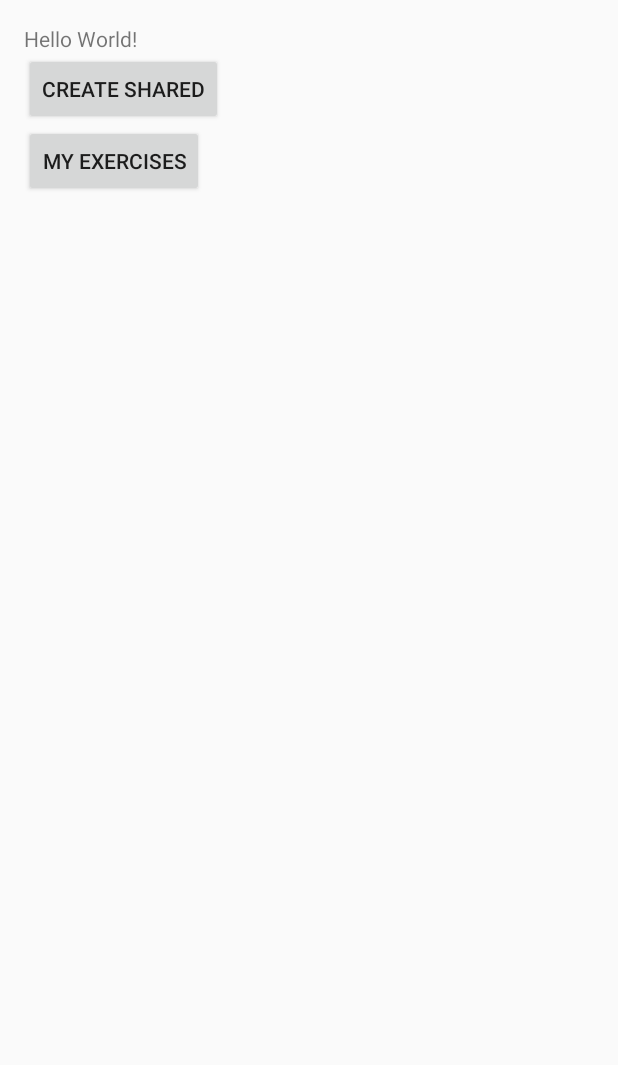
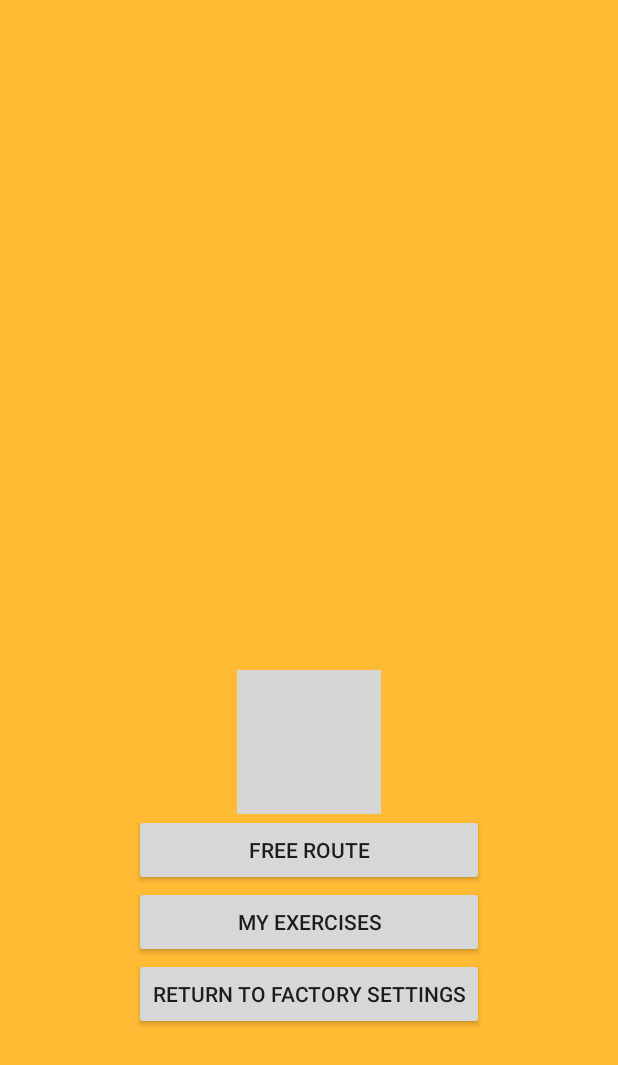
Before and after one commit to asiron/cor-sanum, an Android app: the screen it shows after launch (LoginActivity), on a phone screen of 412 x 824 dp. Shown: the top 1065 px of the screen. Run offline under Robolectric (Android 15) with nearby library versions, the phone set to English and light mode, and no system bars; grey boxes are pictures that could not be loaded.

Commit message:
UI look improvements

```diff
--- a/app/src/main/java/lu/uni/psod/corsanum/activities/LoginActivity.java
+++ b/app/src/main/java/lu/uni/psod/corsanum/activities/LoginActivity.java
@@ -103,7 +103,7 @@ public class LoginActivity extends Activity {
             authInProgress = savedInstanceState.getBoolean(AUTH_PENDING);
         }
 
-        exercises_button = (Button) findViewById(R.id.exe);
+        exercises_button = (Button) findViewById(R.id.my_exercises_btn);
         exercises_button.setOnClickListener(new View.OnClickListener() {
             @Override
             public void onClick(View v) {
--- a/app/src/main/java/lu/uni/psod/corsanum/utils/map/MapDecorator.java
+++ b/app/src/main/java/lu/uni/psod/corsanum/utils/map/MapDecorator.java
@@ -77,15 +77,6 @@ public class MapDecorator implements RoutingSucceededListener {
     }
 
     public void selectPartialRoute(int index) {
-        /*if (mCurrentSelectedRoute != -1 && mCurrentSelectedRoute < mDecoratorItemsOptions.size()-1 ) {
-            mDecoratorItemsOptions.get(mCurrentSelectedRoute).setRouteColor(mCtx.getResources().getColor(R.color.route_default));
-        }
-
-        mCurrentSelectedRoute = index;
-
-
-        mDecoratorItemsOptions.get(index).setRouteColor(mCtx.getResources().getColor(R.color.route_highlighted));
-        */
         int defaultColor = mCtx.getResources().getColor(R.color.route_default);
         for (MapDecoratorItem item : mDecoratorItemsOptions)
         {
--- a/app/src/main/res/layout/activity_exercise.xml
+++ b/app/src/main/res/layout/activity_exercise.xml
@@ -3,8 +3,7 @@
 <LinearLayout xmlns:android="http://schemas.android.com/apk/res/android"
     android:layout_width="match_parent"
     android:layout_height="match_parent"
-    android:orientation="vertical"
-    android:padding="10dp">
+    android:orientation="vertical">
 
     <fragment
         android:id="@+id/control_exercise_map"
--- a/app/src/main/res/layout/activity_login.xml
+++ b/app/src/main/res/layout/activity_login.xml
@@ -4,26 +4,42 @@
     android:layout_height="match_parent" android:paddingLeft="@dimen/activity_horizontal_margin"
     android:paddingRight="@dimen/activity_horizontal_margin"
     android:paddingTop="@dimen/activity_vertical_margin"
+    android:background="@color/colorPrimary"
     android:paddingBottom="@dimen/activity_vertical_margin" tools:context=".LoginActivity">
-
-    <TextView android:text="Hello World!" android:layout_width="wrap_content"
-        android:layout_height="wrap_content"
-        android:id="@+id/textView" />
 
     <Button
         android:layout_width="wrap_content"
         android:layout_height="wrap_content"
-        android:text="create shared"
+        android:text="@string/create_shared_label"
         android:id="@+id/shared_btn"
-        android:layout_below="@+id/textView"
-        android:layout_alignParentStart="true" />
+        android:layout_marginBottom="121dp"
+        android:layout_alignParentBottom="true"
+        android:layout_centerHorizontal="true" />
 
     <Button
         android:layout_width="wrap_content"
         android:layout_height="wrap_content"
-        android:text="MY EXERCISES"
-        android:id="@+id/exe"
-        android:layout_below="@+id/shared_btn"
-        android:layout_alignParentStart="true" />
+        android:text="@string/my_exercises_label"
+        android:id="@+id/my_exercises_btn"
+        android:layout_above="@+id/shared_btn"
+        android:layout_alignStart="@+id/shared_btn"
+        android:layout_alignEnd="@+id/shared_btn" />
+
+    <ImageView
+        android:layout_width="wrap_content"
+        android:layout_height="wrap_content"
+        android:id="@+id/imageView"
+        android:src="@drawable/treebig"
+        android:layout_above="@+id/free_route_btn"
+        android:layout_centerHorizontal="true" />
+
+    <Button
+        android:layout_width="wrap_content"
+        android:layout_height="wrap_content"
+        android:text="@string/free_route_label"
+        android:id="@+id/free_route_btn"
+        android:layout_above="@+id/my_exercises_btn"
+        android:layout_alignEnd="@+id/my_exercises_btn"
+        android:layout_alignStart="@+id/my_exercises_btn" />
 
 </RelativeLayout>
--- a/app/src/main/res/layout/fragment_control_exercise.xml
+++ b/app/src/main/res/layout/fragment_control_exercise.xml
@@ -1,7 +1,8 @@
 <?xml version="1.0" encoding="utf-8"?>
 <LinearLayout xmlns:android="http://schemas.android.com/apk/res/android"
     android:orientation="vertical" android:layout_width="match_parent"
-    android:layout_height="match_parent">
+    android:layout_height="match_parent"
+    android:background="@color/colorPrimary">
 
     <TextView
         android:id="@+id/exercise_title"
@@ -10,6 +11,7 @@
         android:layout_height="0dp"
         android:layout_gravity="top"
         android:layout_weight="1"
+        android:gravity="center"
      />
 
     <TextView
@@ -35,6 +37,7 @@
         android:layout_height="0dp"
         android:layout_gravity="top"
         android:layout_weight="1"
+        android:elevation="4dp"
         android:textOn="@string/pause_exercise_label"
         android:textOff="@string/start_exercise_label" />
 
--- a/app/src/main/res/values/strings.xml
+++ b/app/src/main/res/values/strings.xml
@@ -25,5 +25,8 @@
     <string name="cancel_create_new_exercise_label">Cancel</string>
     <string name="app_name_string">Cor Sanum</string>
     <string name="create_new_exercise_intent">createNewExerciseIntent</string>
+    <string name="create_shared_label">Return to factory settings</string>
+    <string name="my_exercises_label">My exercises</string>
+    <string name="free_route_label">Free route</string>
 
 </resources>
```
